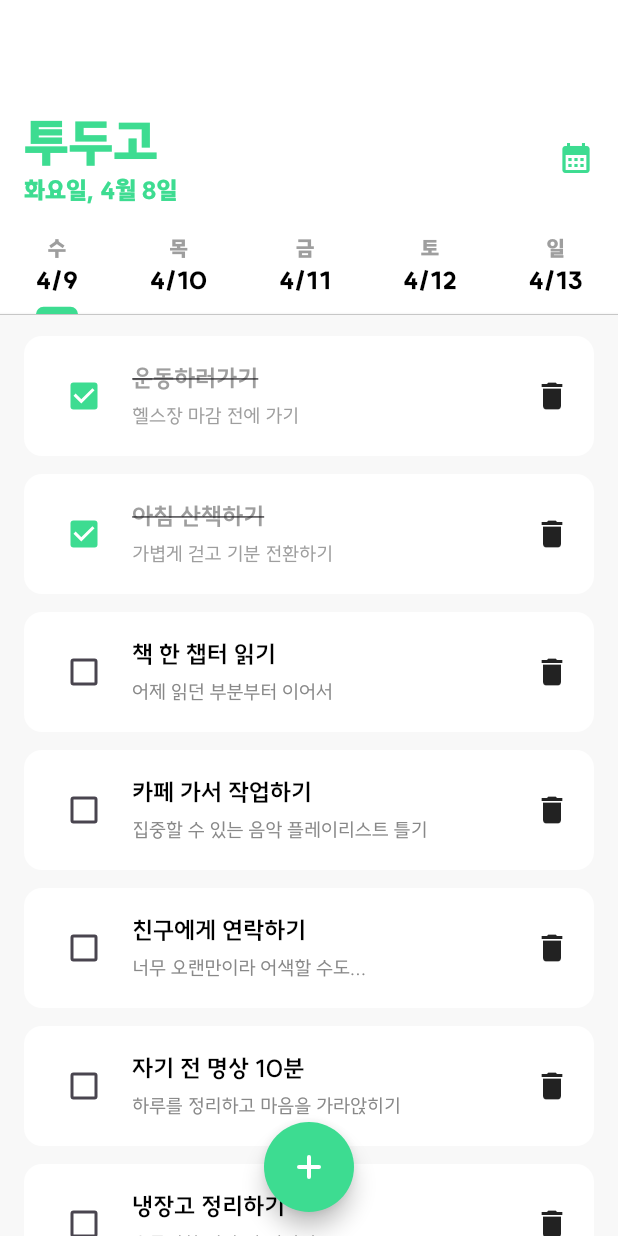
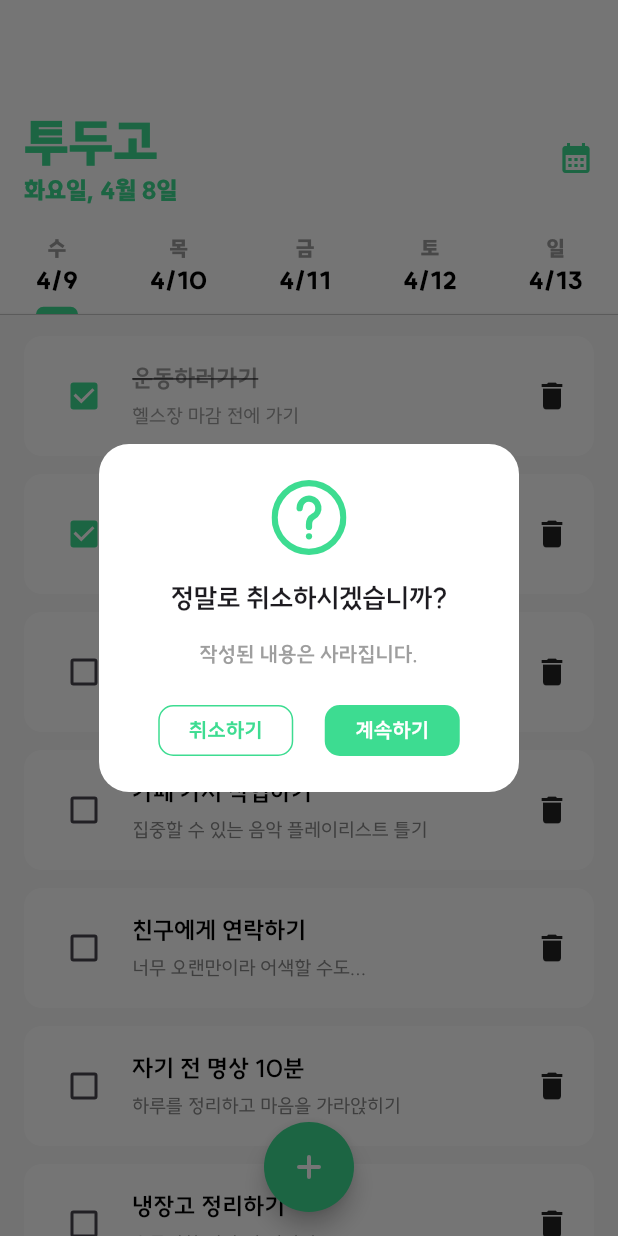
Before and after one commit to todo-go/app, a Flutter app: the screen it shows after launch, after a tap on an icon or button, on a phone screen of 412 x 824 dp. Run offline on Flutter 3.47's test engine with Material 3 defaults, Android fonts, the phone set to English and light mode, and no system bars; our stand-ins replace flutter_svg; project files that could hold a hidden picture were left out.

Commit message:
initial commit

```diff
--- a/lib/features/todo/presentation/common/dialog/confirm_delete_dialog.dart
+++ b/lib/features/todo/presentation/common/dialog/confirm_delete_dialog.dart
@@ -0,0 +1,94 @@
+import 'package:flutter/material.dart';
+import 'package:flutter_svg/svg.dart';
+import 'package:todogo/core/theme/colors.dart';
+
+class ConfirmDeleteDialog extends StatelessWidget {
+  const ConfirmDeleteDialog({super.key});
+
+  @override
+  Widget build(BuildContext context) {
+    return AlertDialog(
+      backgroundColor: Colors.white,
+      shape: RoundedRectangleBorder(borderRadius: BorderRadius.circular(20)),
+      title: Column(
+        mainAxisSize: MainAxisSize.min,
+        children: [
+          SvgPicture.asset(
+            'assets/icons/interrogation.svg',
+            width: 50,
+            height: 50,
+            colorFilter: const ColorFilter.mode(
+              AppColors.primary,
+              BlendMode.srcIn,
+            ),
+          ),
+          const SizedBox(height: 16),
+          const Text(
+            '정말로 취소하시겠습니까?',
+            style: TextStyle(fontSize: 18, fontWeight: FontWeight.bold),
+            textAlign: TextAlign.center,
+          ),
+        ],
+      ),
+      content: const Text(
+        '작성된 내용은 사라집니다.',
+        style: TextStyle(
+          fontWeight: FontWeight.bold,
+          fontSize: 14,
+          color: Colors.grey,
+        ),
+        textAlign: TextAlign.center,
+      ),
+      actionsAlignment: MainAxisAlignment.center,
+      actions: [
+        GestureDetector(
+          onTap: () {
+            Navigator.pop(context);
+          },
+          child: Container(
+            width: 90,
+            height: 34,
+            decoration: BoxDecoration(
+              border: Border.all(color: AppColors.primary),
+              borderRadius: BorderRadius.circular(10),
+            ),
+            child: const Center(
+              child: Text(
+                '취소하기',
+                style: TextStyle(
+                  fontSize: 14,
+                  fontWeight: FontWeight.bold,
+                  color: AppColors.primary,
+                ),
+              ),
+            ),
+          ),
+        ),
+        SizedBox(width: 5),
+        GestureDetector(
+          onTap: () {
+            Navigator.pop(context);
+          },
+          child: Container(
+            width: 90,
+            height: 34,
+            decoration: BoxDecoration(
+              color: AppColors.primary,
+              borderRadius: BorderRadius.circular(10),
+            ),
+            child: const Center(
+              child: Text(
+                '계속하기',
+                style: TextStyle(
+                  fontSize: 14,
+                  fontWeight: FontWeight.bold,
+                  color: Colors.white,
+                ),
+              ),
+            ),
+          ),
+        ),
+      ],
+    );
+  }
+}
--- a/lib/features/todo/presentation/screens/main/main_screen.dart
+++ b/lib/features/todo/presentation/screens/main/main_screen.dart
@@ -1,6 +1,7 @@
 import 'package:flutter/material.dart';
 import 'package:flutter_svg/svg.dart';
 import 'package:todogo/core/theme/colors.dart';
+import 'package:todogo/features/todo/presentation/common/dialog/confirm_delete_dialog.dart';
 
 class MainScreen extends StatefulWidget {
   const MainScreen({super.key});
@@ -195,7 +196,17 @@ class _MainScreenState extends State<MainScreen> with TickerProviderStateMixin {
           height: 60,
           child: FloatingActionButton(
             backgroundColor: AppColors.primary,
-            onPressed: () {},
+            onPressed: () async {
+              final result = await showDialog<bool>(
+                context: context,
+                builder: (context) => const ConfirmDeleteDialog(),
+              );
+
+              if (result == true) {
+                // Handle the delete action
+                print('Item deleted');
+              }
+            },
             shape: const CircleBorder(),
             child: SvgPicture.asset(
               'assets/icons/plus.svg',
```
Also changed, not shown: assets/icons/interrogation.svg (added).
